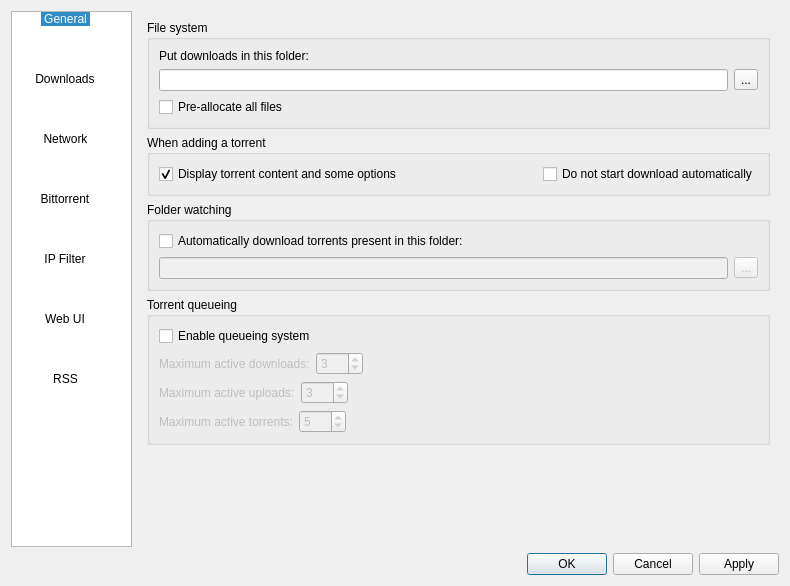
Before: the Qt Designer form src/options.ui in SysAdminDoc/qBittorrent-Vanced, drawn with Qt 5.
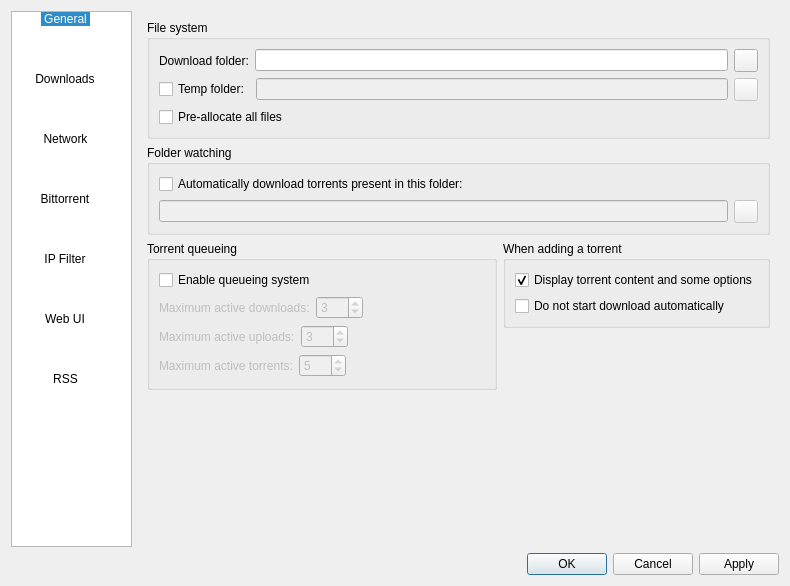
After: the same form once the commit is applied. The open tabs and pages were chosen to show the change. Icons and pictures are not drawn.

Commit message: - Started work on temp folder - Use a proper icon for browse buttons

```diff
--- a/src/options.ui
+++ b/src/options.ui
@@ -590,7 +590,7 @@
         </layout>
        </widget>
        <widget class="QWidget" name="tabOptionPage2">
-        <layout class="QVBoxLayout" name="verticalLayout_5">
+        <layout class="QVBoxLayout" name="verticalLayout_13">
          <item>
           <widget class="QGroupBox" name="fileSystemBox">
            <property name="sizePolicy">
@@ -602,30 +602,30 @@
            <property name="title">
             <string>File system</string>
            </property>
-           <layout class="QVBoxLayout">
+           <layout class="QVBoxLayout" name="verticalLayout_12">
+            <item>
+             <layout class="QHBoxLayout">
+              <property name="spacing">
+               <number>6</number>
+              </property>
+              <property name="margin">
+               <number>0</number>
+              </property>
+              <item>
+               <layout class="QHBoxLayout">
+                <property name="spacing">
+                 <number>6</number>
+                </property>
+                <property name="margin">
+                 <number>0</number>
+                </property>
             <item>
              <widget class="QLabel" name="lblSavePath">
               <property name="text">
-               <string>Put downloads in this folder:</string>
+                   <string>Download folder:</string>
               </property>
              </widget>
             </item>
-            <item>
-             <layout class="QHBoxLayout">
-              <property name="spacing">
-               <number>6</number>
-              </property>
-              <property name="margin">
-               <number>0</number>
-              </property>
-              <item>
-               <layout class="QHBoxLayout">
-                <property name="spacing">
-                 <number>6</number>
-                </property>
-                <property name="margin">
-                 <number>0</number>
-                </property>
                 <item>
                  <widget class="QLineEdit" name="textSavePath">
                   <property name="text">
@@ -635,12 +635,69 @@
                 </item>
                 <item>
                  <widget class="QToolButton" name="browseSaveDirButton">
+                  <property name="enabled">
+                   <bool>true</bool>
+                  </property>
+                  <property name="minimumSize">
+                   <size>
+                    <width>22</width>
+                    <height>22</height>
+                   </size>
+                  </property>
+                  <property name="maximumSize">
+                   <size>
+                    <width>25</width>
+                    <height>27</height>
+                   </size>
+                  </property>
+                  <property name="icon">
+                   <iconset resource="icons.qrc">
+                    <normaloff>:/Icons/oxygen/browse.png</normaloff>:/Icons/oxygen/browse.png</iconset>
+                  </property>
+                 </widget>
+                </item>
+               </layout>
+              </item>
+             </layout>
+            </item>
+            <item>
+             <layout class="QHBoxLayout" name="horizontalLayout_7">
+              <item>
+               <widget class="QCheckBox" name="checkBox">
                   <property name="text">
-                   <string>...</string>
+                 <string>Temp folder:</string>
                   </property>
                  </widget>
                 </item>
-               </layout>
+              <item>
+               <widget class="QLineEdit" name="tempSavePath">
+                <property name="enabled">
+                 <bool>false</bool>
+                </property>
+               </widget>
+              </item>
+              <item>
+               <widget class="QToolButton" name="browseTempDirButton">
+                <property name="enabled">
+                 <bool>false</bool>
+                </property>
+                <property name="sizePolicy">
+                 <sizepolicy hsizetype="Fixed" vsizetype="Fixed">
+                  <horstretch>25</horstretch>
+                  <verstretch>27</verstretch>
+                 </sizepolicy>
+                </property>
+                <property name="minimumSize">
+                 <size>
+                  <width>22</width>
+                  <height>22</height>
+                 </size>
+                </property>
+                <property name="icon">
+                 <iconset resource="icons.qrc">
+                  <normaloff>:/Icons/oxygen/browse.png</normaloff>:/Icons/oxygen/browse.png</iconset>
+                </property>
+               </widget>
               </item>
              </layout>
             </item>
@@ -654,55 +711,6 @@
            </layout>
           </widget>
          </item>
-         <item>
-          <widget class="QGroupBox" name="torrentAdditionBox">
-           <property name="sizePolicy">
-            <sizepolicy hsizetype="Expanding" vsizetype="Preferred">
-             <horstretch>0</horstretch>
-             <verstretch>0</verstretch>
-            </sizepolicy>
-           </property>
-           <property name="title">
-            <string>When adding a torrent</string>
-           </property>
-           <layout class="QVBoxLayout">
-            <item>
-             <layout class="QHBoxLayout">
-              <item>
-               <widget class="QCheckBox" name="checkAdditionDialog">
-                <property name="text">
-                 <string>Display torrent content and some options</string>
-                </property>
-                <property name="checked">
-                 <bool>true</bool>
-                </property>
-               </widget>
-              </item>
-              <item>
-               <spacer>
-                <property name="orientation">
-                 <enum>Qt::Horizontal</enum>
-                </property>
-                <property name="sizeHint" stdset="0">
-                 <size>
-                  <width>40</width>
-                  <height>20</height>
-                 </size>
-                </property>
-               </spacer>
-              </item>
-              <item>
-               <widget class="QCheckBox" name="checkStartPaused">
-                <property name="text">
-                 <string comment="The torrent will be added to download list in pause state">Do not start download automatically</string>
-                </property>
-               </widget>
-              </item>
-             </layout>
-            </item>
-           </layout>
-          </widget>
-         </item>
          <item>
           <widget class="QGroupBox" name="dirScanBox">
            <property name="sizePolicy">
@@ -742,9 +750,22 @@
                 <property name="enabled">
                  <bool>false</bool>
                 </property>
-                <property name="text">
-                 <string>...</string>
+                <property name="minimumSize">
+                 <size>
+                  <width>22</width>
+                  <height>22</height>
+                 </size>
                 </property>
+                <property name="maximumSize">
+                 <size>
+                  <width>25</width>
+                  <height>27</height>
+                 </size>
+                </property>
+                <property name="icon">
+                 <iconset resource="icons.qrc">
+                  <normaloff>:/Icons/oxygen/browse.png</normaloff>:/Icons/oxygen/browse.png</iconset>
+                </property>
                </widget>
               </item>
              </layout>
@@ -752,6 +773,8 @@
            </layout>
           </widget>
          </item>
+         <item>
+          <layout class="QHBoxLayout" name="horizontalLayout_6">
          <item>
           <widget class="QGroupBox" name="groupQueueing">
            <property name="title">
@@ -898,6 +921,91 @@
           </widget>
          </item>
          <item>
+            <layout class="QVBoxLayout" name="verticalLayout_11">
+             <item>
+              <widget class="QGroupBox" name="torrentAdditionBox">
+               <property name="sizePolicy">
+                <sizepolicy hsizetype="Expanding" vsizetype="Preferred">
+                 <horstretch>0</horstretch>
+                 <verstretch>0</verstretch>
+                </sizepolicy>
+               </property>
+               <property name="title">
+                <string>When adding a torrent</string>
+               </property>
+               <layout class="QVBoxLayout" name="verticalLayout_5">
+                <item>
+                 <layout class="QHBoxLayout" name="horizontalLayout_4">
+                  <item>
+                   <widget class="QCheckBox" name="checkAdditionDialog">
+                    <property name="text">
+                     <string>Display torrent content and some options</string>
+                    </property>
+                    <property name="checked">
+                     <bool>true</bool>
+                    </property>
+                   </widget>
+                  </item>
+                  <item>
+                   <spacer name="horizontalSpacer_2">
+                    <property name="orientation">
+                     <enum>Qt::Horizontal</enum>
+                    </property>
+                    <property name="sizeHint" stdset="0">
+                     <size>
+                      <width>40</width>
+                      <height>20</height>
+                     </size>
+                    </property>
+                   </spacer>
+                  </item>
+                 </layout>
+                </item>
+                <item>
+                 <layout class="QHBoxLayout" name="horizontalLayout_5">
+                  <item>
+                   <widget class="QCheckBox" name="checkStartPaused">
+                    <property name="text">
+                     <string comment="The torrent will be added to download list in pause state">Do not start download automatically</string>
+                    </property>
+                   </widget>
+                  </item>
+                  <item>
+                   <spacer name="horizontalSpacer_3">
+                    <property name="orientation">
+                     <enum>Qt::Horizontal</enum>
+                    </property>
+                    <property name="sizeHint" stdset="0">
+                     <size>
+                      <width>40</width>
+                      <height>20</height>
+                     </size>
+                    </property>
+                   </spacer>
+                  </item>
+                 </layout>
+                </item>
+               </layout>
+              </widget>
+             </item>
+             <item>
+              <spacer name="verticalSpacer_5">
+               <property name="orientation">
+                <enum>Qt::Vertical</enum>
+               </property>
+               <property name="sizeHint" stdset="0">
+                <size>
+                 <width>20</width>
+                 <height>40</height>
+                </size>
+               </property>
+              </spacer>
+             </item>
+            </layout>
+           </item>
+          </layout>
+         </item>
+         <item>
           <spacer name="verticalSpacer">
            <property name="orientation">
             <enum>Qt::Vertical</enum>
```
Left out of the diff: 17 changed lines with no effect on the pictures. Lines whose indentation alone changed are shown as unchanged. The commit also changes 2 other files.
